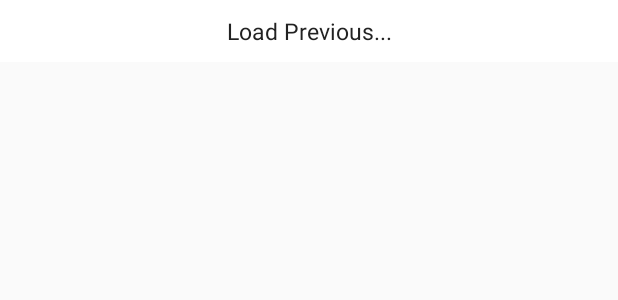
After one commit to nadaf-afif/Operator-client, an Android app: the layout more_messages.xml on its own in the app's theme, with its tools: preview values and no code run, on a phone screen of 412 x 824 dp. The commit adds this screen. Shown: the top 300 px of the screen. Run offline under Robolectric (Android 15) with nearby library versions, the phone set to English and light mode, and no system bars.

Commit message:
load more solved issue

```diff
--- a/app/src/main/java/app/operatorclient/xtxt/Requestmanager/RequestManger.java
+++ b/app/src/main/java/app/operatorclient/xtxt/Requestmanager/RequestManger.java
@@ -38,6 +38,7 @@ public class RequestManger {
     public interface Constantas {
         public static final String ERROR = "error";
         public static final String DATA = "data";
+        public static final String ID = "id";
         public static final String USERID = "user_id";
         public static final String SESSIONID = "session_id";
         public static final String NAME = "name";
@@ -57,6 +58,7 @@ public class RequestManger {
         public static final String AUTHKEY = "auth_key";
 
         public static final String CUSTOMER = "customer";
+        public static final String CUSTOMERID = "customer_id";
         public static final String PERSONA = "persona";
         public static final String PROFILEPIC = "profile_pic_100x100";
         public static final String SENDSMS = "send_sms";
@@ -64,6 +66,7 @@ public class RequestManger {
         public static final String DOB = "date_of_birth";
         public static final String COLOR = "colour";
         public static final String MESSAGES = "messages";
+        public static final String MORE_MESSAGES = "more_messages";
 
     }
 
--- /dev/null
+++ b/app/src/main/res/layout/more_messages.xml
@@ -0,0 +1,18 @@
+<?xml version="1.0" encoding="utf-8"?>
+<LinearLayout xmlns:android="http://schemas.android.com/apk/res/android"
+    android:orientation="vertical"
+    android:layout_width="match_parent"
+    android:background="@android:color/white"
+    android:layout_height="wrap_content">
+
+    <TextView
+        android:id="@+id/loadMore"
+        android:layout_width="match_parent"
+        android:layout_height="wrap_content"
+        android:textSize="15dp"
+        android:gravity="center"
+        android:textColor="@color/black"
+        android:padding="10dp"
+        android:text="Load Previous..." />
+
+</LinearLayout>
```
Also changed, not shown: app/src/main/java/app/operatorclient/xtxt/ChatScreenActivity.java (+138 -2 lines), app/src/main/java/app/operatorclient/xtxt/WaitingqueueActivity.java (+5 -2 lines).
